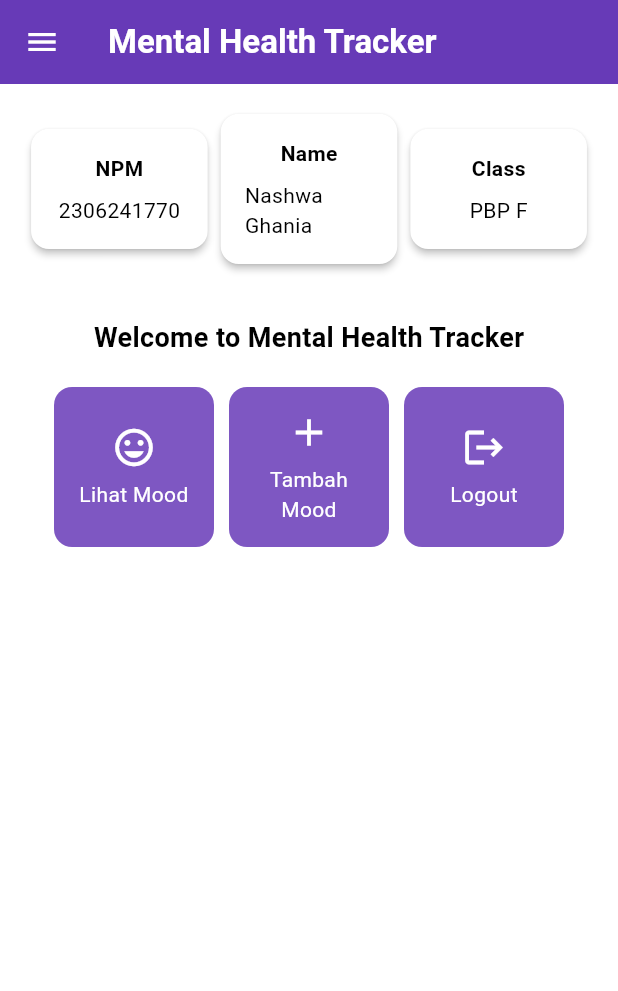
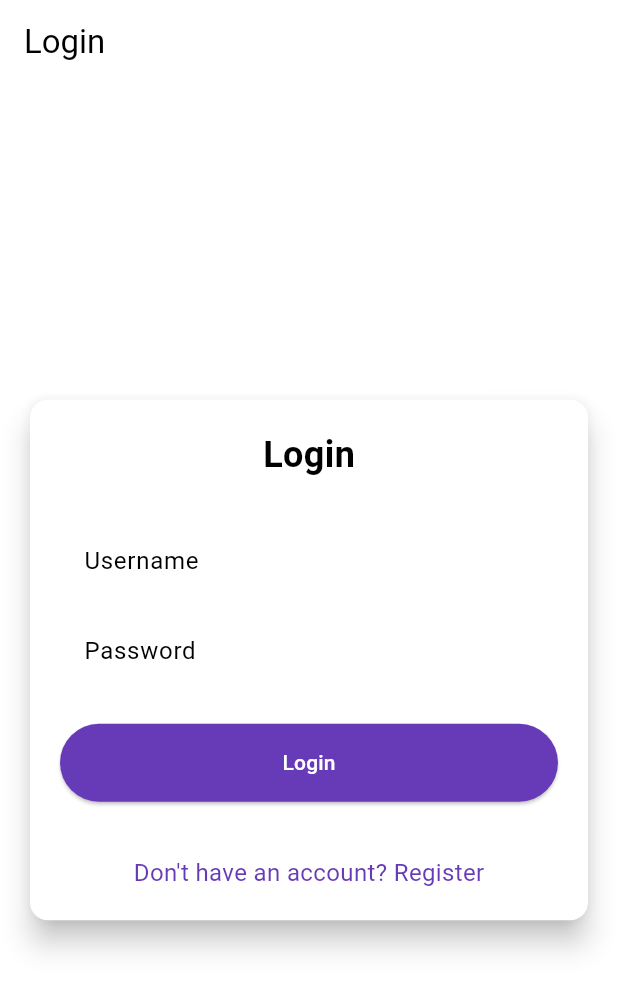
Before and after one commit to narawaa/mental-health-tracker-mobile, a Flutter app: the screen it shows after launch, on a phone screen of 412 x 824 dp. Shown: the top 991 px of the screen. Run offline on Flutter 3.47's test engine with Material 3 defaults, Android fonts, the phone set to English and light mode, and no system bars; missing offline and left inert: pbp_django_auth.

Commit message:
feat:Tutorial 8

```diff
--- a/lib/main.dart
+++ b/lib/main.dart
@@ -1,5 +1,7 @@
 import 'package:flutter/material.dart';
-import 'package:mental_health_tracker/screens/menu.dart';
+import 'package:mental_health_tracker/screens/login.dart';
+import 'package:pbp_django_auth/pbp_django_auth.dart';
+import 'package:provider/provider.dart';
 
 void main() {
   runApp(const MyApp());
@@ -8,18 +10,23 @@ void main() {
 class MyApp extends StatelessWidget {
   const MyApp({super.key});
 
-  // This widget is the root of your application.
   @override
   Widget build(BuildContext context) {
-    return MaterialApp(
-      title: 'Flutter Demo',
-      theme: ThemeData(
-        colorScheme: ColorScheme.fromSwatch(
-          primarySwatch: Colors.deepPurple,
-        ).copyWith(secondary: Colors.deepPurple[400]),
-        useMaterial3: true,
+    return Provider(
+      create: (_) {
+        CookieRequest request = CookieRequest();
+        return request;
+      },
+      child: MaterialApp(
+        title: 'Mental Health Tracker',
+        theme: ThemeData(
+          useMaterial3: true,
+          colorScheme: ColorScheme.fromSwatch(
+            primarySwatch: Colors.deepPurple,
+          ).copyWith(secondary: Colors.deepPurple[400]),
+        ),
+        home: const LoginPage(),
       ),
-      home: MyHomePage(),
     );
   }
 }
--- /dev/null
+++ b/lib/screens/login.dart
@@ -0,0 +1,181 @@
+import 'package:mental_health_tracker/screens/menu.dart';
+import 'package:flutter/material.dart';
+import 'package:pbp_django_auth/pbp_django_auth.dart';
+import 'package:provider/provider.dart';
+import 'register.dart';
+
+void main() {
+  runApp(const LoginApp());
+}
+
+class LoginApp extends StatelessWidget {
+  const LoginApp({super.key});
+
+  @override
+  Widget build(BuildContext context) {
+    return MaterialApp(
+      title: 'Login',
+      theme: ThemeData(
+        useMaterial3: true,
+        colorScheme: ColorScheme.fromSwatch(
+          primarySwatch: Colors.deepPurple,
+        ).copyWith(secondary: Colors.deepPurple[400]),
+      ),
+      home: const LoginPage(),
+    );
+  }
+}
+
+class LoginPage extends StatefulWidget {
+  const LoginPage({super.key});
+
+  @override
+  State<LoginPage> createState() => _LoginPageState();
+}
+
+class _LoginPageState extends State<LoginPage> {
+  final TextEditingController _usernameController = TextEditingController();
+  final TextEditingController _passwordController = TextEditingController();
+
+  @override
+  Widget build(BuildContext context) {
+    final request = context.watch<CookieRequest>();
+
+    return Scaffold(
+      appBar: AppBar(
+        title: const Text('Login'),
+      ),
+      body: Center(
+        child: SingleChildScrollView(
+          padding: const EdgeInsets.all(16.0),
+          child: Card(
+            elevation: 8,
+            shape: RoundedRectangleBorder(
+              borderRadius: BorderRadius.circular(12.0),
+            ),
+            child: Padding(
+              padding: const EdgeInsets.all(20.0),
+              child: Column(
+                mainAxisSize: MainAxisSize.min,
+                children: [
+                  const Text(
+                    'Login',
+                    style: TextStyle(
+                      fontSize: 24.0,
+                      fontWeight: FontWeight.bold,
+                    ),
+                  ),
+                  const SizedBox(height: 30.0),
+                  TextField(
+                    controller: _usernameController,
+                    decoration: const InputDecoration(
+                      labelText: 'Username',
+                      hintText: 'Enter your username',
+                      border: OutlineInputBorder(
+                        borderRadius: BorderRadius.all(Radius.circular(12.0)),
+                      ),
+                      contentPadding:
+                          EdgeInsets.symmetric(horizontal: 12.0, vertical: 8.0),
+                    ),
+                  ),
+                  const SizedBox(height: 12.0),
+                  TextField(
+                    controller: _passwordController,
+                    decoration: const InputDecoration(
+                      labelText: 'Password',
+                      hintText: 'Enter your password',
+                      border: OutlineInputBorder(
+                        borderRadius: BorderRadius.all(Radius.circular(12.0)),
+                      ),
+                      contentPadding:
+                          EdgeInsets.symmetric(horizontal: 12.0, vertical: 8.0),
+                    ),
+                    obscureText: true,
+                  ),
+                  const SizedBox(height: 24.0),
+                  ElevatedButton(
+                    onPressed: () async {
+                      String username = _usernameController.text;
+                      String password = _passwordController.text;
+
+                      // Cek kredensial
+                      // TODO: Ganti URL dan jangan lupa tambahkan trailing slash (/) di akhir URL!
+                      // Untuk menyambungkan Android emulator dengan Django pada localhost,
+                      // gunakan URL http://10.0.2.2/
+                      final response = await request
+                          .login("http://127.0.0.1:8000/auth/login/", {
+                        'username': username,
+                        'password': password,
+                      });
+
+                      if (request.loggedIn) {
+                        String message = response['message'];
+                        String uname = response['username'];
+                        if (context.mounted) {
+                          Navigator.pushReplacement(
+                            context,
+                            MaterialPageRoute(
+                                builder: (context) => MyHomePage()),
+                          );
+                          ScaffoldMessenger.of(context)
+                            ..hideCurrentSnackBar()
+                            ..showSnackBar(
+                              SnackBar(
+                                  content:
+                                      Text("$message Selamat datang, $uname.")),
+                            );
+                        }
+                      } else {
+                        if (context.mounted) {
+                          showDialog(
+                            context: context,
+                            builder: (context) => AlertDialog(
+                              title: const Text('Login Gagal'),
+                              content: Text(response['message']),
+                              actions: [
+                                TextButton(
+                                  child: const Text('OK'),
+                                  onPressed: () {
+                                    Navigator.pop(context);
+                                  },
+                                ),
+                              ],
+                            ),
+                          );
+                        }
+                      }
+                    },
+                    style: ElevatedButton.styleFrom(
+                      foregroundColor: Colors.white,
+                      minimumSize: Size(double.infinity, 50),
+                      backgroundColor: Theme.of(context).colorScheme.primary,
+                      padding: const EdgeInsets.symmetric(vertical: 16.0),
+                    ),
+                    child: const Text('Login'),
+                  ),
+                  const SizedBox(height: 36.0),
+                  GestureDetector(
+                    onTap: () {
+                      Navigator.push(
+                        context,
+                        MaterialPageRoute(
+                            builder: (context) => const RegisterPage()),
+                      );
+                    },
+                    child: Text(
+                      'Don\'t have an account? Register',
+                      style: TextStyle(
+                        color: Theme.of(context).colorScheme.primary,
+                        fontSize: 16.0,
+                      ),
+                    ),
+                  ),
+                ],
+              ),
+            ),
+          ),
+        ),
+      ),
+    );
+  }
+}
--- a/pubspec.yaml
+++ b/pubspec.yaml
@@ -35,6 +35,9 @@ dependencies:
   # The following adds the Cupertino Icons font to your application.
   # Use with the CupertinoIcons class for iOS style icons.
   cupertino_icons: ^1.0.8
+  provider: ^6.1.2
+  pbp_django_auth: ^0.4.0
+  http: ^1.2.2
 
 dev_dependencies:
   flutter_test:
```
Also changed, not shown: lib/models/mood_entry.dart (added, +68 -0 lines), lib/screens/list_moodentry.dart (added, +86 -0 lines), lib/screens/moodentry_form.dart (+37 -33 lines), lib/screens/register.dart (added, +166 -0 lines), lib/widgets/left_drawer.dart (+12 -0 lines), lib/widgets/mood_card.dart (+35 -1 lines), pubspec.lock, 11 other files.
